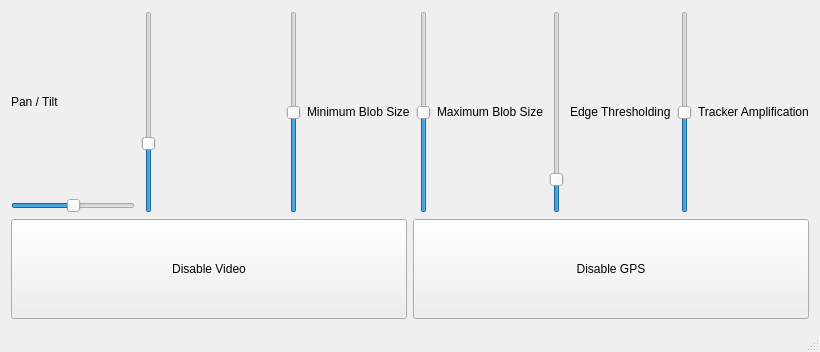
Above: src/ui/ui.ui from zgrannan/plane-tracker before the change. Below: the same form after it.
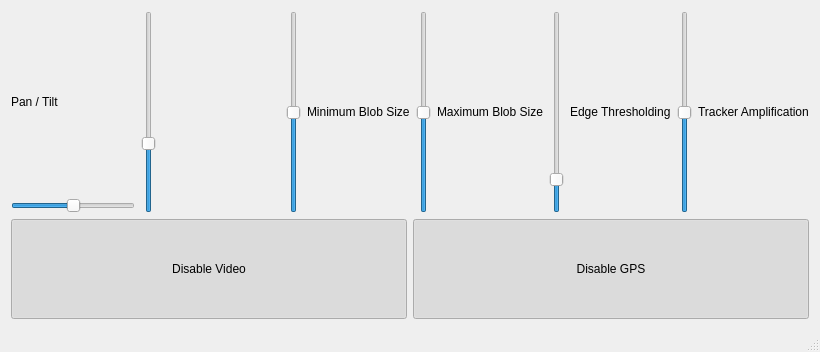
That is the form after the change.

Diff of the .ui file:
```diff
--- a/src/ui/ui.ui
+++ b/src/ui/ui.ui
@@ -179,6 +179,9 @@
           <property name="checkable">
            <bool>true</bool>
           </property>
+          <property name="checked">
+           <bool>true</bool>
+          </property>
          </widget>
         </item>
         <item>
@@ -195,6 +198,9 @@
           <property name="checkable">
            <bool>true</bool>
           </property>
+          <property name="checked">
+           <bool>true</bool>
+          </property>
          </widget>
         </item>
        </layout>
```
